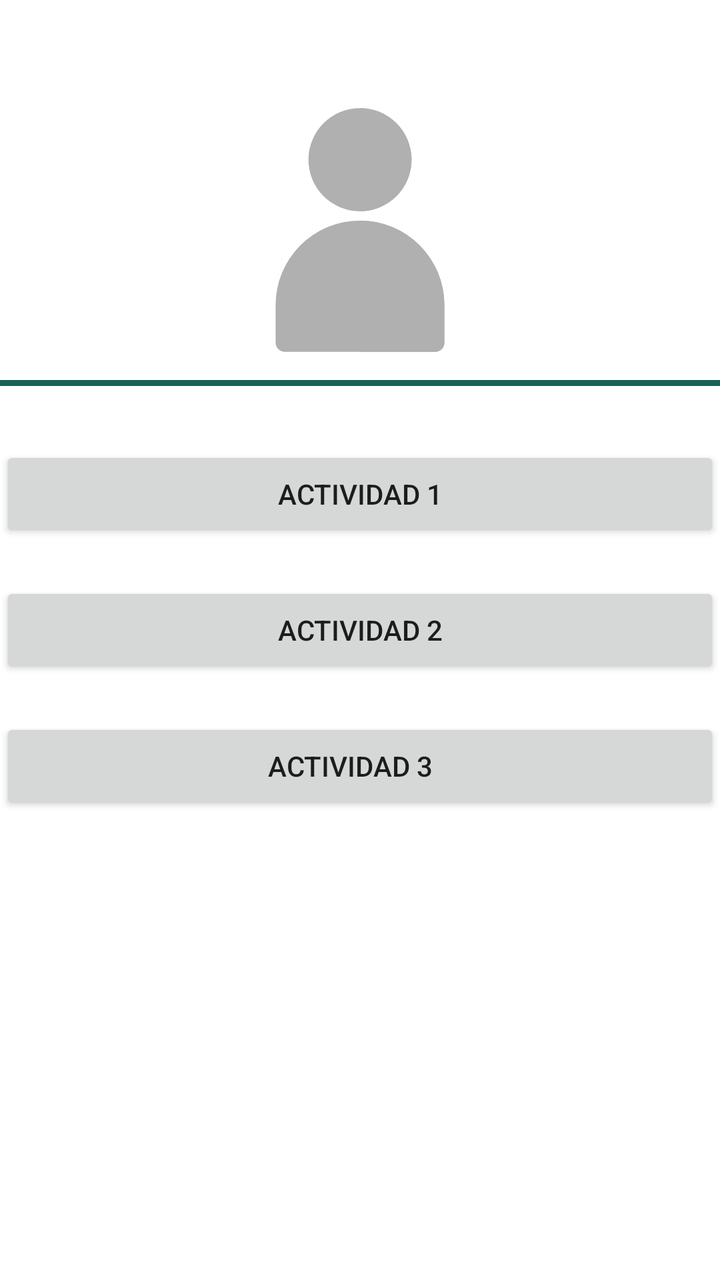
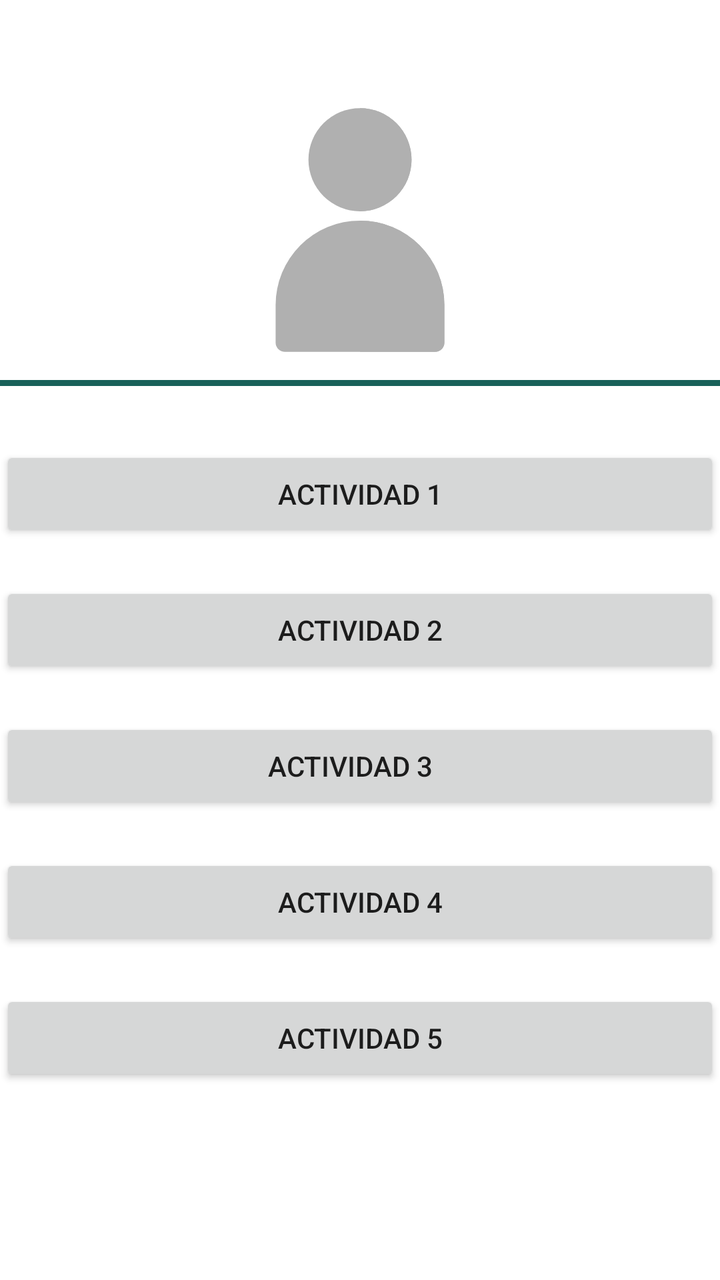

Compare the two renders of this Android layout. The source of the first and the diff that turns it into the second are given below.
<!-- AndroidManifest.xml: application theme Theme.PracticasParcial2 -->
<!-- res/layout/activity_main.xml -->
<?xml version="1.0" encoding="utf-8"?>
<LinearLayout xmlns:android="http://schemas.android.com/apk/res/android"
    xmlns:app="http://schemas.android.com/apk/res-auto"
    xmlns:tools="http://schemas.android.com/tools"
    android:id="@+id/main"
    android:layout_width="match_parent"
    android:layout_height="match_parent"
    android:layout_margin="16dp"
    android:orientation="vertical"
    android:gravity="center_horizontal"
    tools:context=".MainActivity">

    <ImageView
        android:src="@drawable/app_interface"
        android:layout_marginTop="40dp"
        android:layout_width="150dp"
        android:tint="@color/gray"
        android:layout_height="150dp"
    />

    <View
        android:layout_width="match_parent"
        android:layout_height="3dp"
        android:background="@color/green"
    />

    <Button
        android:id="@+id/btn1"
        android:layout_width="match_parent"
        android:layout_height="wrap_content"
        android:text="Actividad 1"
        android:layout_marginTop="30dp"
        app:layout_constraintTop_toTopOf="parent"
    />

    <Button
        android:id="@+id/btn2"
        android:layout_width="match_parent"
        android:layout_height="wrap_content"
        android:text="Actividad 2"
        android:layout_marginTop="20dp"
        app:layout_constraintTop_toTopOf="parent" />

    <Button
        android:id="@+id/btn3"
        android:layout_width="match_parent"
        android:layout_height="wrap_content"
        android:text="Actividad 3   "
        android:layout_marginTop="20dp"
        app:layout_constraintTop_toTopOf="parent" />

</LinearLayout>
<!-- resources referenced by this layout -->
<resources>
  <color name="gray">#b0b0b0</color>
  <color name="green">#186159</color>
  <!-- drawable app_interface (drawable) -->
  <vector xmlns:android="http://schemas.android.com/apk/res/android"
      android:width="800dp"
      android:height="800dp"
      android:viewportWidth="32"
      android:viewportHeight="32">
    <path
        android:pathData="M16,8.5m-5.5,0a5.5,5.5 0,1 1,11 0a5.5,5.5 0,1 1,-11 0"
        android:fillColor="#1d635b"/>
    <path
        android:pathData="M16,15a9,9 0,0 0,-9 9v4a1,1 0,0 0,1 1H24a1,1 0,0 0,1 -1V24A9,9 0,0 0,16 15Z"
        android:fillColor="#1d635b"/>
    <path
        android:pathData="M16,3V14A5.5,5.5 0,0 0,16 3Z"
        android:fillColor="#1d635b"/>
    <path
        android:pathData="M16,15V29h8a1,1 0,0 0,1 -1V24A9,9 0,0 0,16 15Z"
        android:fillColor="#1d635b"/>
  </vector>
  <style name="Theme.PracticasParcial2" parent="Base.Theme.PracticasParcial2" />
  <style name="Base.Theme.PracticasParcial2" parent="Theme.MaterialComponents.DayNight.DarkActionBar">
          <item name="colorPrimary">@color/green</item>
          <item name="colorPrimaryDark">@color/green</item>
          <item name="colorPrimaryVariant">@color/green_dark</item>
          <item name="colorOnPrimary">@color/white</item>
          <item name="colorSecondary">@color/green</item>
          <item name="colorSecondaryVariant">@color/green_dark</item>
          <item name="colorOnSecondary">@color/white</item>
          <item name="android:statusBarColor">?attr/colorPrimaryVariant</item>
          <item name="android:navigationBarColor">@color/green_dark</item>
          <item name="android:windowLightStatusBar">false</item>
      </style>
  <color name="green_dark">#0F403B</color>
  <color name="white">#FFFFFFFF</color>
</resources>

<!-- the commit's change to res/layout/activity_main.xml (unified diff, before → after) -->
@@ -49,4 +49,20 @@
         android:layout_marginTop="20dp"
         app:layout_constraintTop_toTopOf="parent" />
 
+    <Button
+        android:id="@+id/btn4"
+        android:layout_width="match_parent"
+        android:layout_height="wrap_content"
+        android:text="Actividad 4"
+        android:layout_marginTop="20dp"
+        app:layout_constraintTop_toTopOf="parent" />
+
+    <Button
+        android:id="@+id/btn5"
+        android:layout_width="match_parent"
+        android:layout_height="wrap_content"
+        android:text="Actividad 5"
+        android:layout_marginTop="20dp"
+        app:layout_constraintTop_toTopOf="parent" />
+
 </LinearLayout>
